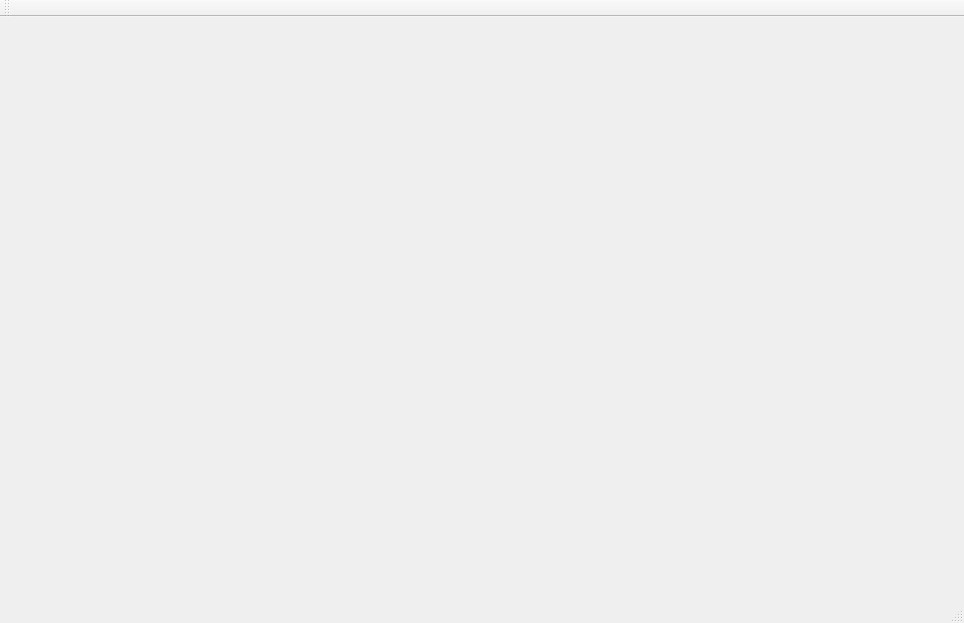
Qt form IRobot/mainwindow.ui (OwlbitCode/CS-c1-project1) before a commit.
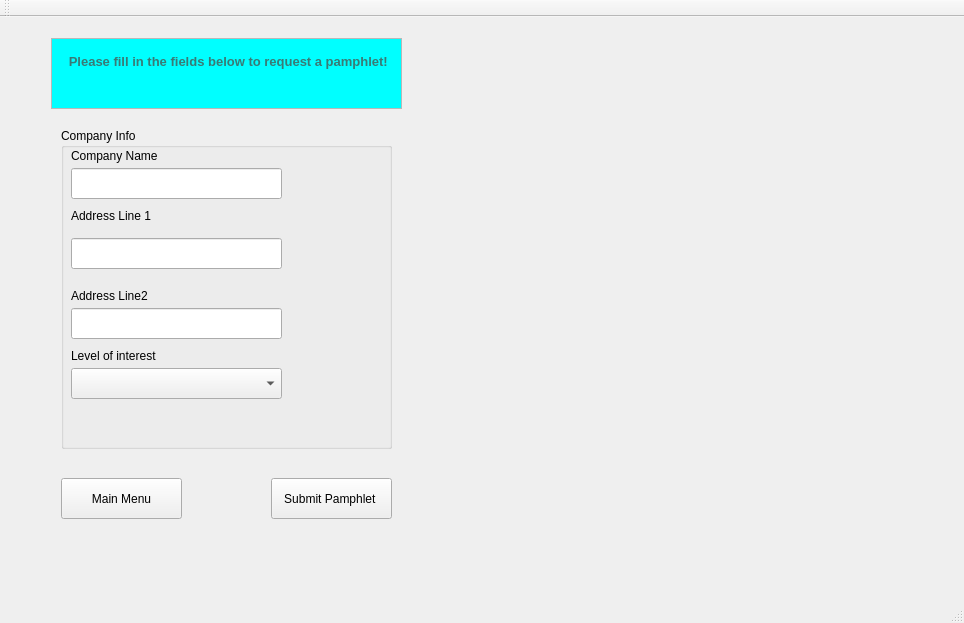
The same form after that commit. The open tabs and pages were chosen to show the change. Icons and pictures are not drawn.

Commit message:
Updated Request Pamphlet Page
updated req pamphlet page. hope this works without any problems this time....

Patch:
```diff
--- a/IRobot/mainwindow.ui
+++ b/IRobot/mainwindow.ui
@@ -723,7 +723,201 @@
        <zorder>opReturnMainButton</zorder>
        <zorder>opPageTitle</zorder>
       </widget>
-      <widget class="QWidget" name="RequestPamphlet"/>
+      <widget class="QWidget" name="RequestPamphlet">
+       <widget class="QTextEdit" name="RPTextEdit">
+        <property name="geometry">
+         <rect>
+          <x>40</x>
+          <y>10</y>
+          <width>351</width>
+          <height>71</height>
+         </rect>
+        </property>
+        <property name="readOnly">
+         <bool>true</bool>
+        </property>
+        <property name="html">
+         <string>&lt;!DOCTYPE HTML PUBLIC &quot;-//W3C//DTD HTML 4.0//EN&quot; &quot;http://www.w3.org/TR/REC-html40/strict.dtd&quot;&gt;
+&lt;html&gt;&lt;head&gt;&lt;meta name=&quot;qrichtext&quot; content=&quot;1&quot; /&gt;&lt;style type=&quot;text/css&quot;&gt;
+p, li { white-space: pre-wrap; }
+&lt;/style&gt;&lt;/head&gt;&lt;body style=&quot; font-family:'MS Shell Dlg 2'; font-size:8.25pt; font-weight:400; font-style:normal;&quot; bgcolor=&quot;#00ffff&quot;&gt;
+&lt;p align=&quot;center&quot; style=&quot; margin-top:12px; margin-bottom:12px; margin-left:0px; margin-right:0px; -qt-block-indent:0; text-indent:0px;&quot;&gt;&lt;span style=&quot; font-size:16pt; font-weight:600; color:#397a75; vertical-align:sub;&quot;&gt; Please fill in the fields below to request a pamphlet!&lt;/span&gt;&lt;/p&gt;
+&lt;p align=&quot;center&quot; style=&quot;-qt-paragraph-type:empty; margin-top:0px; margin-bottom:0px; margin-left:0px; margin-right:0px; -qt-block-indent:0; text-indent:0px; font-size:8pt;&quot;&gt;&lt;br /&gt;&lt;/p&gt;&lt;/body&gt;&lt;/html&gt;</string>
+        </property>
+       </widget>
+       <widget class="QGroupBox" name="RPgroupBox">
+        <property name="geometry">
+         <rect>
+          <x>50</x>
+          <y>100</y>
+          <width>331</width>
+          <height>321</height>
+         </rect>
+        </property>
+        <property name="title">
+         <string>Company Info</string>
+        </property>
+        <widget class="QLineEdit" name="RPCompanyNamelineEdit">
+         <property name="geometry">
+          <rect>
+           <x>10</x>
+           <y>40</y>
+           <width>211</width>
+           <height>31</height>
+          </rect>
+         </property>
+        </widget>
+        <widget class="QLabel" name="RPCompanyNameLabel">
+         <property name="geometry">
+          <rect>
+           <x>10</x>
+           <y>20</y>
+           <width>101</width>
+           <height>16</height>
+          </rect>
+         </property>
+         <property name="text">
+          <string>Company Name </string>
+         </property>
+        </widget>
+        <widget class="QLineEdit" name="RPAddressOneLineEdit">
+         <property name="geometry">
+          <rect>
+           <x>10</x>
+           <y>110</y>
+           <width>211</width>
+           <height>31</height>
+          </rect>
+         </property>
+        </widget>
+        <widget class="QLineEdit" name="RPAddressTwoLineEdit">
+         <property name="geometry">
+          <rect>
+           <x>10</x>
+           <y>180</y>
+           <width>211</width>
+           <height>31</height>
+          </rect>
+         </property>
+        </widget>
+        <widget class="QLabel" name="RPAddressL1Label">
+         <property name="geometry">
+          <rect>
+           <x>10</x>
+           <y>80</y>
+           <width>101</width>
+           <height>16</height>
+          </rect>
+         </property>
+         <property name="text">
+          <string>Address Line 1</string>
+         </property>
+        </widget>
+        <widget class="QLabel" name="RPAddressL2Label">
+         <property name="geometry">
+          <rect>
+           <x>10</x>
+           <y>160</y>
+           <width>101</width>
+           <height>16</height>
+          </rect>
+         </property>
+         <property name="text">
+          <string>Address Line2</string>
+         </property>
+        </widget>
+        <widget class="QComboBox" name="RPInterestcomboBox">
+         <property name="geometry">
+          <rect>
+           <x>10</x>
+           <y>240</y>
+           <width>211</width>
+           <height>31</height>
+          </rect>
+         </property>
+         <item>
+          <property name="text">
+           <string/>
+          </property>
+         </item>
+         <item>
+          <property name="text">
+           <string>very interested</string>
+          </property>
+         </item>
+         <item>
+          <property name="text">
+           <string>somewhat interested</string>
+          </property>
+         </item>
+         <item>
+          <property name="text">
+           <string>not interested</string>
+          </property>
+         </item>
+         <item>
+          <property name="text">
+           <string>never call again</string>
+          </property>
+         </item>
+        </widget>
+        <widget class="QLabel" name="PRinterestLabel">
+         <property name="geometry">
+          <rect>
+           <x>10</x>
+           <y>220</y>
+           <width>101</width>
+           <height>16</height>
+          </rect>
+         </property>
+         <property name="text">
+          <string>Level of interest</string>
+         </property>
+        </widget>
+       </widget>
+       <widget class="QPushButton" name="RPMainRequestPamphletButton">
+        <property name="geometry">
+         <rect>
+          <x>50</x>
+          <y>450</y>
+          <width>121</width>
+          <height>41</height>
+         </rect>
+        </property>
+        <property name="text">
+         <string>Main Menu</string>
+        </property>
+       </widget>
+       <widget class="QPushButton" name="RPSubmitButton">
+        <property name="geometry">
+         <rect>
+          <x>260</x>
+          <y>450</y>
+          <width>121</width>
+          <height>41</height>
+         </rect>
+        </property>
+        <property name="text">
+         <string>Submit Pamphlet </string>
+        </property>
+       </widget>
+       <widget class="QLabel" name="label_3">
+        <property name="geometry">
+         <rect>
+          <x>400</x>
+          <y>10</y>
+          <width>581</width>
+          <height>521</height>
+         </rect>
+        </property>
+        <property name="text">
+         <string/>
+        </property>
+        <property name="pixmap">
+         <pixmap resource="resource.qrc">:/images/poster.jpg</pixmap>
+        </property>
+       </widget>
+      </widget>
      </widget>
     </item>
    </layout>
```
The commit also changes 5 other files.
